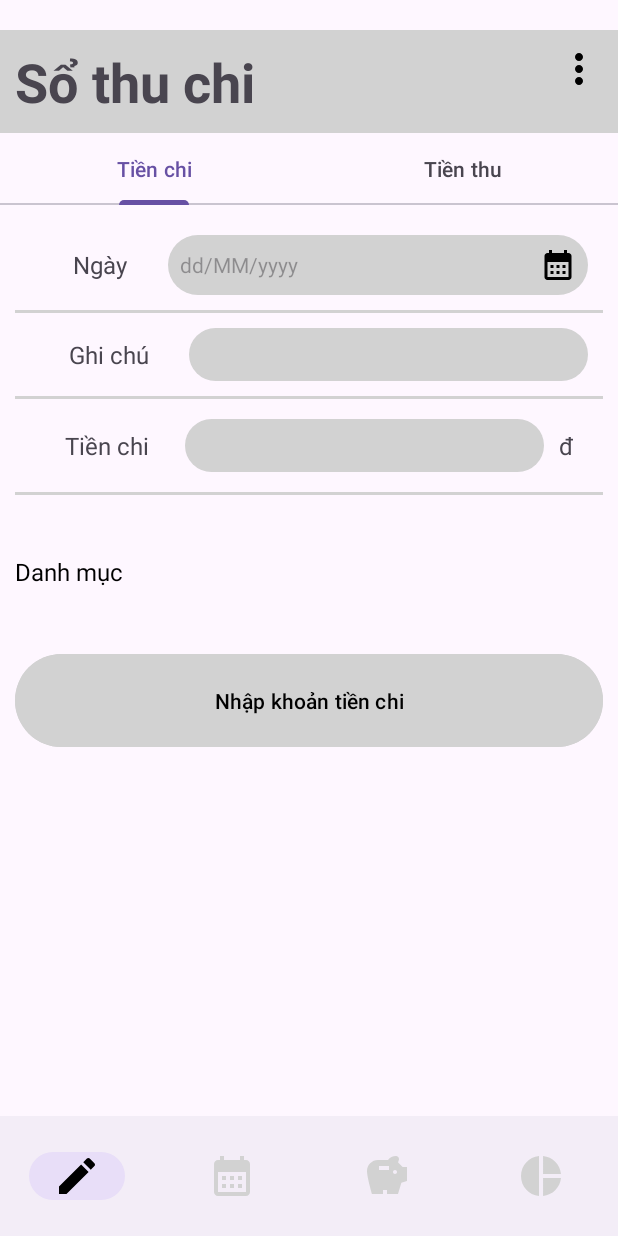
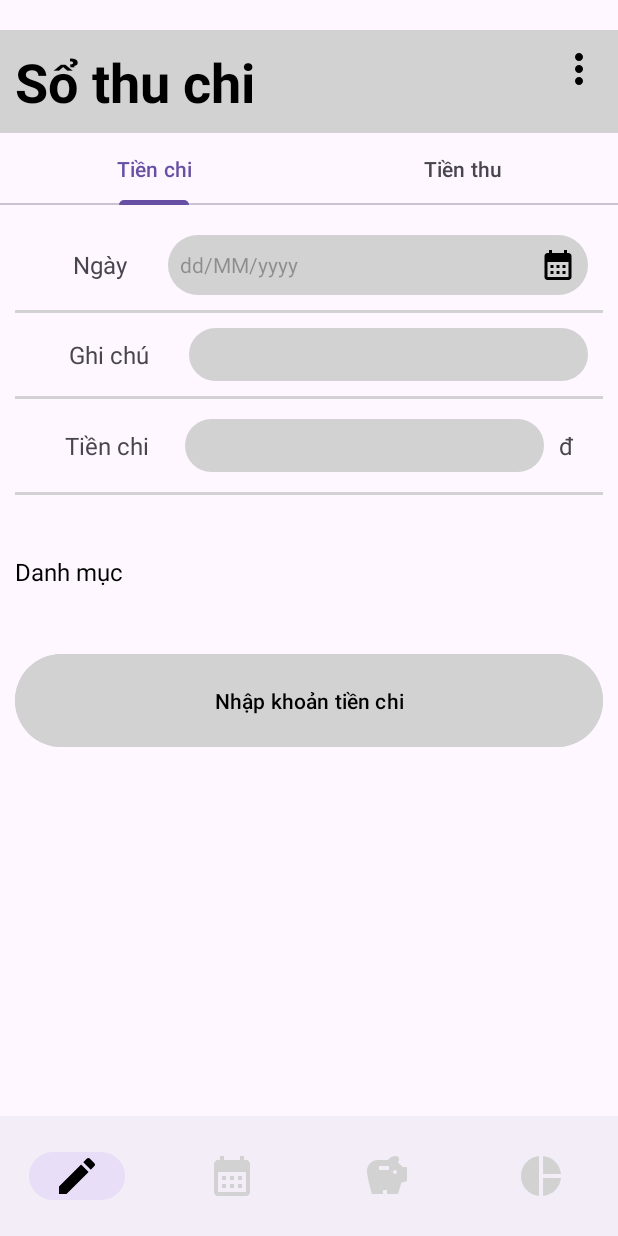
Before and after one commit to NHD04072004/BTL-android, an Android app: the screen it shows after launch (MainActivity), on a phone screen of 412 x 824 dp. Run offline under Robolectric (Android 15) with nearby library versions, the phone set to English and light mode, and no system bars.

Commit message:
fix some

```diff
--- a/app/src/main/res/layout/activity_calendar.xml
+++ b/app/src/main/res/layout/activity_calendar.xml
@@ -16,6 +16,7 @@
         android:text="@string/calendar"
         android:textSize="@dimen/text_size_title"
         android:textStyle="bold"
+        android:textColor="@color/black"
         app:layout_constraintEnd_toEndOf="parent"
         app:layout_constraintStart_toStartOf="parent"
         app:layout_constraintTop_toTopOf="parent" />
--- a/app/src/main/res/layout/activity_main.xml
+++ b/app/src/main/res/layout/activity_main.xml
@@ -13,13 +13,17 @@
         android:layout_height="wrap_content"
         android:background="@color/grey"
         android:orientation="horizontal"
-        android:padding="10dp">
+        android:padding="10dp"
+        app:layout_constraintEnd_toEndOf="parent"
+        app:layout_constraintStart_toStartOf="parent"
+        app:layout_constraintTop_toTopOf="parent">
 
         <TextView
             android:layout_width="0dp"
             android:layout_height="wrap_content"
             android:layout_weight="1"
             android:text="@string/input"
+            android:textColor="@color/black"
             android:textSize="@dimen/text_size_title"
             android:textStyle="bold" />
 
@@ -34,7 +38,6 @@
 
     </LinearLayout>
 
-    <!-- TabLayout -->
     <com.google.android.material.tabs.TabLayout
         android:id="@+id/tab_layout"
         android:layout_width="0dp"
@@ -43,7 +46,6 @@
         app:layout_constraintStart_toStartOf="parent"
         app:layout_constraintTop_toBottomOf="@id/tvTitle" />
 
-    <!-- ViewPager2 -->
     <androidx.viewpager2.widget.ViewPager2
         android:id="@+id/view_pager"
         android:layout_width="0dp"
@@ -53,7 +55,6 @@
         app:layout_constraintStart_toStartOf="parent"
         app:layout_constraintTop_toBottomOf="@id/tab_layout" />
 
-    <!-- Bottom Navigation -->
     <com.google.android.material.bottomnavigation.BottomNavigationView
         android:id="@+id/bottomNav"
         android:layout_width="0dp"
```
